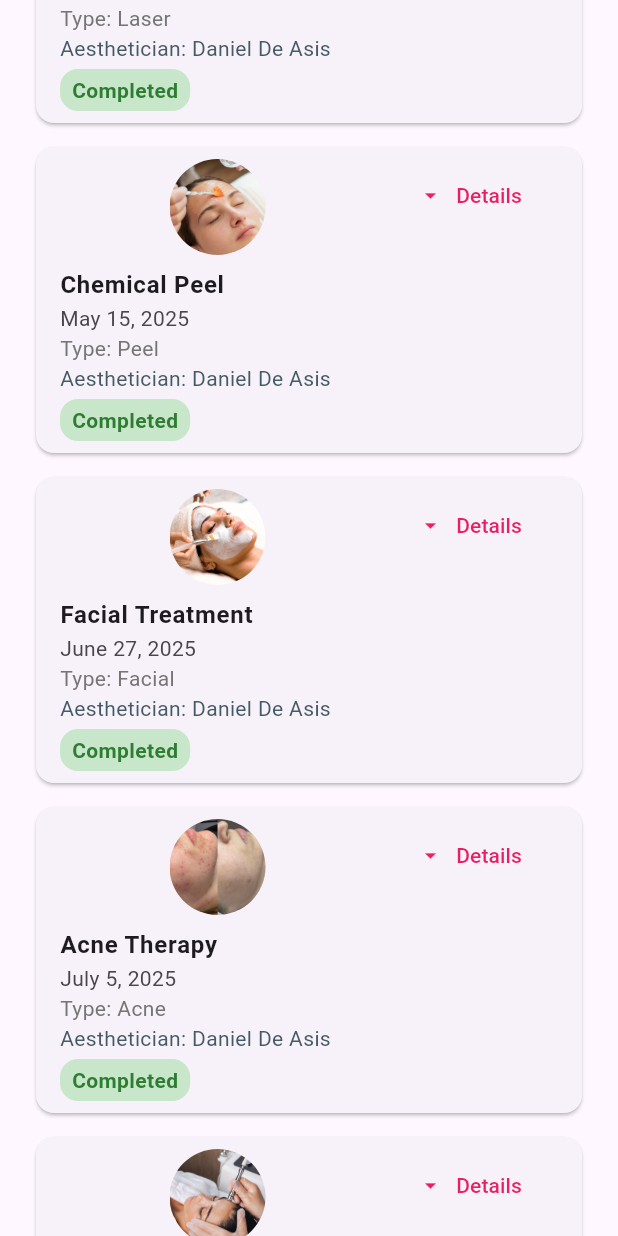
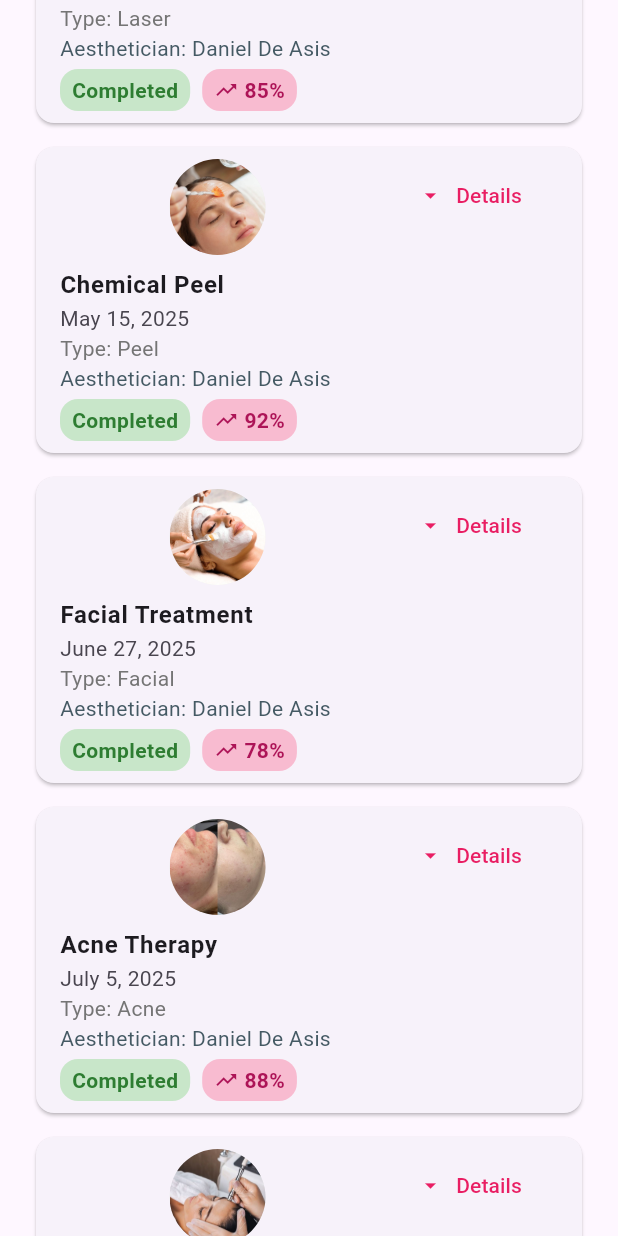
Before and after one commit to ronveee/kderma_mobileapp, a Flutter app: the TreatmentTimelineSection screen opened by its route, scrolled down 576 dp, on a phone screen of 412 x 824 dp. Run offline on Flutter 3.47's test engine with Material 3 defaults, Android fonts, the light colour scheme and no system bars; network calls fail.

Commit message:
week4day1

```diff
--- a/lib/treatment.dart
+++ b/lib/treatment.dart
@@ -9,59 +9,66 @@ class TreatmentTimelineSection extends StatefulWidget {
 }
 
 class _TreatmentTimelineSectionState extends State<TreatmentTimelineSection> {
-  final List<Map<String, String>> _allTreatments = [
+  final List<Map<String, dynamic>> _allTreatments = [
     {
       'treatmentName': 'Laser Hair Removal',
       'date': 'April 20, 2025',
       'status': 'Completed',
       'type': 'Laser',
-      'aesthetician': 'Daniel De Asis'
+      'aesthetician': 'Daniel De Asis',
+      'improvementPercentage': 85
     },
     {
       'treatmentName': 'Chemical Peel',
       'date': 'May 15, 2025',
       'status': 'Completed',
       'type': 'Peel',
-      'aesthetician': 'Daniel De Asis'
+      'aesthetician': 'Daniel De Asis',
+      'improvementPercentage': 92
     },
     {
       'treatmentName': 'Facial Treatment',
       'date': 'June 27, 2025',
       'status': 'Completed',
       'type': 'Facial',
-      'aesthetician': 'Daniel De Asis'
+      'aesthetician': 'Daniel De Asis',
+      'improvementPercentage': 78
     },
     {
       'treatmentName': 'Acne Therapy',
       'date': 'July 5, 2025',
       'status': 'Completed',
       'type': 'Acne',
-      'aesthetician': 'Daniel De Asis'
+      'aesthetician': 'Daniel De Asis',
+      'improvementPercentage': 88
     },
     {
       'treatmentName': 'Microdermabrasion',
       'date': 'August 10, 2025',
       'status': 'Completed',
       'type': 'Exfoliation',
-      'aesthetician': 'Daniel De Asis'
+      'aesthetician': 'Daniel De Asis',
+      'improvementPercentage': 75
     },
     {
       'treatmentName': 'Microdermabrasion',
       'date': 'August 10, 2025',
       'status': 'Completed',
       'type': 'Exfoliation',
-      'aesthetician': 'Ace Sinag'
+      'aesthetician': 'Ace Sinag',
+      'improvementPercentage': 82
     },
     {
       'treatmentName': 'Microdermabrasion',
       'date': 'August 10, 2025',
       'status': 'Completed',
       'type': 'Exfoliation',
-      'aesthetician': 'Ace Sinag'
+      'aesthetician': 'Ace Sinag',
+      'improvementPercentage': 79
     },
   ];
 
-  List<Map<String, String>> _filteredTreatments = [];
+  List<Map<String, dynamic>> _filteredTreatments = [];
   final TextEditingController _searchController = TextEditingController();
 
   @override
@@ -175,6 +182,7 @@ class _TreatmentTimelineSectionState extends State<TreatmentTimelineSection> {
                             status: treatment['status']!,
                             type: treatment['type']!,
                             aesthetician: treatment['aesthetician']!,
+                            improvementPercentage: treatment['improvementPercentage'] as int,
                             beforeImage:
                                 _getBeforeImage(treatment['treatmentName']!),
                             afterImage:
@@ -311,6 +319,7 @@ class TreatmentTimelineItem extends StatefulWidget {
   final String status;
   final String type;
   final String aesthetician;
+  final int improvementPercentage;
   final String? beforeImage;
   final String? afterImage;
 
@@ -321,6 +330,7 @@ class TreatmentTimelineItem extends StatefulWidget {
     required this.status,
     required this.type,
     required this.aesthetician,
+    required this.improvementPercentage,
     this.beforeImage,
     this.afterImage,
   }) : super(key: key);
@@ -411,6 +421,10 @@ class _TreatmentTimelineItemState extends State<TreatmentTimelineItem> {
                 Text('Aesthetician: ${widget.aesthetician}',
                     style: TextStyle(color: Colors.blueGrey[700])),
                 const SizedBox(height: 4),
+                Wrap(
+                  spacing: 8,
+                  runSpacing: 4,
+                  children: [
                     Container(
                       padding: const EdgeInsets.symmetric(horizontal: 8, vertical: 4),
                       decoration: BoxDecoration(
@@ -424,6 +438,33 @@ class _TreatmentTimelineItemState extends State<TreatmentTimelineItem> {
                           fontWeight: FontWeight.bold,
                         ),
                       ),
+                    ),
+                    Container(
+                      padding: const EdgeInsets.symmetric(horizontal: 8, vertical: 4),
+                      decoration: BoxDecoration(
+                        color: Colors.pink[100],
+                        borderRadius: BorderRadius.circular(12),
+                      ),
+                      child: Row(
+                        mainAxisSize: MainAxisSize.min,
+                        children: [
+                          Icon(
+                            Icons.trending_up,
+                            size: 16,
+                            color: Colors.pink[800],
+                          ),
+                          const SizedBox(width: 4),
+                          Text(
+                            '${widget.improvementPercentage}%',
+                            style: TextStyle(
+                              color: Colors.pink[800],
+                              fontWeight: FontWeight.bold,
+                            ),
+                          ),
+                        ],
+                      ),
+                    ),
+                  ],
                 ),
               ],
             ),
@@ -456,6 +497,10 @@ class _TreatmentTimelineItemState extends State<TreatmentTimelineItem> {
                   Text('Type: ${widget.type}'),
                   Text('Aesthetician: ${widget.aesthetician}'),
                   const SizedBox(height: 8),
+                  Wrap(
+                    spacing: 8,
+                    runSpacing: 8,
+                    children: [
                       Container(
                         padding: const EdgeInsets.symmetric(horizontal: 12, vertical: 6),
                         decoration: BoxDecoration(
@@ -469,6 +514,36 @@ class _TreatmentTimelineItemState extends State<TreatmentTimelineItem> {
                             fontWeight: FontWeight.bold,
                           ),
                         ),
+                      ),
+                      Container(
+                        padding: const EdgeInsets.symmetric(horizontal: 12, vertical: 6),
+                        decoration: BoxDecoration(
+                          color: Colors.pink[100],
+                          borderRadius: BorderRadius.circular(12),
+                        ),
+                        child: Row(
+                          mainAxisSize: MainAxisSize.min,
+                          children: [
+                            Icon(
+                              Icons.trending_up,
+                              size: 18,
+                              color: Colors.pink[800],
+                            ),
+                            const SizedBox(width: 6),
+                            Flexible(
+                              child: Text(
+                                'Skin Improvement: ${widget.improvementPercentage}%',
+                                style: TextStyle(
+                                  color: Colors.pink[800],
+                                  fontWeight: FontWeight.bold,
+                                ),
+                                overflow: TextOverflow.ellipsis,
+                              ),
+                            ),
+                          ],
+                        ),
+                      ),
+                    ],
                   ),
                   const SizedBox(height: 12),
                   // --- Before & After Dropdown Section ---
```
Lines whose indentation alone changed are shown as unchanged.
